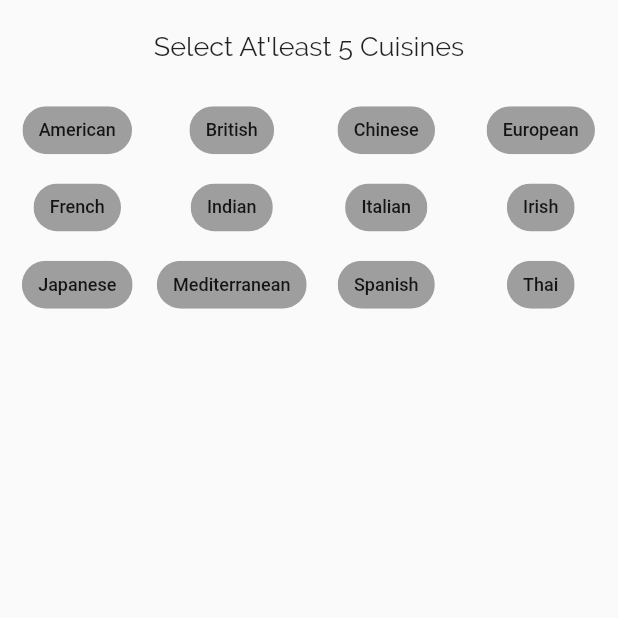
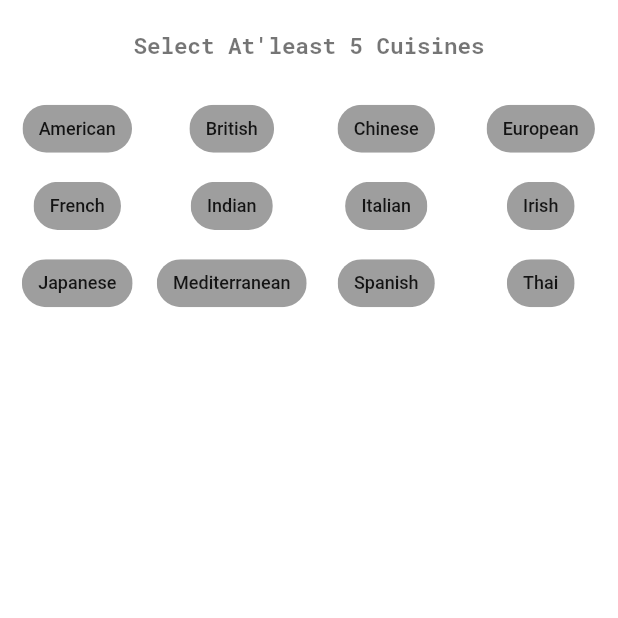
Before and after one commit to techadroit/flutter_recipe_app, a Flutter app: the screen it shows after launch, on a phone screen of 412 x 824 dp, the top half of it. Run offline on Flutter 3.47's test engine with Material 2 defaults, Android fonts, the phone set to English and light mode, and no system bars; our stand-ins replace dio, equatable, flutter_bloc, flutter_html, sqflite and 1 more; missing offline and left inert: dart:ffi; accounts and stored records are empty; Roboto replaces fonts that are missing (RobotMono).

Commit message:
Added light themes and dark themes

```diff
--- a/lib/main.dart
+++ b/lib/main.dart
@@ -15,6 +15,8 @@ import 'package:recipe_flutter/views/recipe_videos/youtube_widget.dart';
 import 'package:recipe_flutter/views/recipes_list/list_widget.dart';
 import 'package:recipe_flutter/views/recipes_list/recipe_detail_widget.dart';
 import 'package:recipe_flutter/views/recipes_list/search_widget.dart';
+import 'package:recipe_flutter/views/theme/colors.dart';
+import 'package:recipe_flutter/views/theme/themes.dart';
 import 'package:recipe_flutter/views/user_interest/user_interest_screen.dart';
 
 const baseUrl = 'https://api.spoonacular.com';
@@ -62,49 +64,7 @@ class MainWidget extends StatelessWidget {
         recipeDetailRoute: (context) => RecipeDetailParentWidget(),
         youtubeVideoRoute: (context) => YoutubeWidget(),
       },
-      theme: ThemeData(
-          primaryColor: Colors.black,
-          fontFamily: 'Raleway',
-          textTheme: TextTheme(
-            headline1: TextStyle(
-                fontSize: 18,
-                fontFamily: 'RobotMono',
-                fontWeight: FontWeight.w500),
-            headline2: TextStyle(
-                color: titleColor,
-                fontFamily: 'RobotMono-Bold',
-                fontWeight: FontWeight.bold,
-                fontSize: TITLE_TEXT_SIZE),
-            bodyText1: TextStyle(
-                fontSize: 18,
-                fontFamily: "RobotoMono",
-                fontWeight: FontWeight.w500),
-            bodyText2: TextStyle(
-                fontSize: 18,
-                fontFamily: "Raleway",
-                fontWeight: FontWeight.w200),
-            subtitle1: TextStyle(
-                fontSize: 24,
-                fontFamily: "RobotoMono",
-                fontWeight: FontWeight.w500),
-          ),
-          accentTextTheme: TextTheme(
-            bodyText1: TextStyle(
-                color: Colors.grey[700],
-                fontSize: 12,
-                fontFamily: 'RobotoMono'),
-            bodyText2: TextStyle(
-                color: Colors.black,
-                fontSize: 15,
-                fontWeight: FontWeight.bold,
-                fontFamily: 'RobotoMono'),
-            subtitle1: TextStyle(
-                color: Colors.grey[700],
-                fontSize: 15,
-                fontFamily: 'RobotoMono'),
-            subtitle2: TextStyle(
-                color: Colors.grey, fontFamily: 'RobotoMono', fontSize: 10),
-          )),
+      theme: lightTheme,
     );
   }
 }
--- a/lib/repository/network/RecipeApiClient.dart
+++ b/lib/repository/network/RecipeApiClient.dart
@@ -10,7 +10,7 @@ import 'package:recipe_flutter/api_response/search_video_recipes_response.dart';
 class RecipeApiClient {
   static const baseurl = 'https://api.spoonacular.com';
   static const imageBaseurl = 'https://spoonacular.com/recipeImages/';
-  static const apikey = '';
+  static const apikey = '95aed809c8d84dd6b831b9aaa35c5f24';
   final http.Client httpClient;
 
   RecipeApiClient(this.httpClient);
--- a/lib/views/cuisine/CuisineListView.dart
+++ b/lib/views/cuisine/CuisineListView.dart
@@ -104,11 +104,7 @@ class _CuisineListViewState extends State<CuisineListView> {
                                   padding: EdgeInsets.all(8),
                                   child: Text(
                                     cuisine.cuisine,
-                                    style: TextStyle(
-                                        fontSize: 17,
-                                        color: titleColor,
-                                        fontWeight: FontWeight.bold,
-                                        fontFamily: 'RobotoMono'),
+                                    style: context.primaryHead3(),
                                   ),
                                 ),
                                 SizedBox(
--- a/lib/views/recipes_list/search_widget.dart
+++ b/lib/views/recipes_list/search_widget.dart
@@ -28,7 +28,6 @@ class SearchWiget extends StatelessWidget {
 
 Widget searchWidget() {
   return Container(
-      color: Colors.white,
       child: Column(
         mainAxisAlignment: MainAxisAlignment.start,
         children: <Widget>[SearchWidget(), Expanded(child: SearchListWidget())],
@@ -50,7 +49,6 @@ class _SearchStateLessWidgetState extends State<SearchWidget> {
         margin: EdgeInsets.all(8),
         padding: EdgeInsets.all(8),
         decoration: BoxDecoration(
-            color: Colors.white,
             border: Border.all(width: 1.0, color: Colors.grey),
             borderRadius: BorderRadius.all(Radius.circular(12.0))),
         child: Row(children: [
@@ -84,7 +82,6 @@ class SearchListWidget extends StatelessWidget {
                 });
           } else {
             return Container(
-              color: Colors.white,
               child: Text("No Result Found"),
             );
           }
```
Also changed, not shown: lib/extensions/buildcontext_ext.dart (added, +50 -0 lines), lib/views/home/bottom_widget.dart (+9 -12 lines), lib/views/settings/settings_view.dart (added, +9 -0 lines), lib/views/theme/colors.dart (added, +30 -0 lines), lib/views/theme/themes.dart (added, +77 -0 lines).
